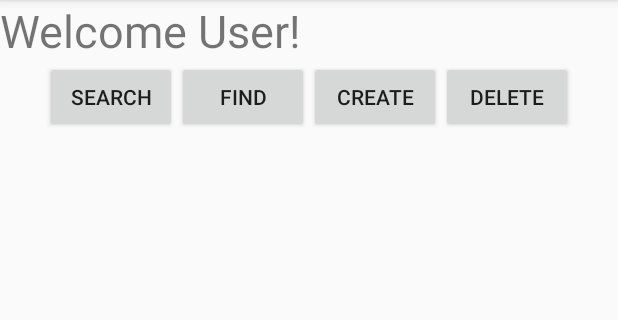
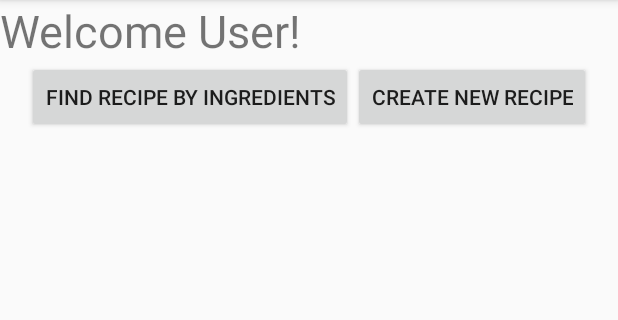
Before and after one commit to JadeMM/MealPlannerApp, an Android app: the MainPage screen opened directly, with no data from a screen before it, on a phone screen of 412 x 824 dp, the part 84-404 px from its top. Run offline under Robolectric (Android 15) with nearby library versions, the phone set to English and light mode, and no system bars.

Commit message:
Replace main_page.xml

```diff
--- a/MealFinder/app/src/main/res/layout/main_page.xml
+++ b/MealFinder/app/src/main/res/layout/main_page.xml
@@ -23,28 +23,16 @@
         android:gravity="center">
 
         <Button
-            android:id='@+id/view_button'
-            android:layout_width="wrap_content"
-            android:layout_height="wrap_content"
-            android:text="Search"/>
-
-        <Button
             android:id='@+id/find_button'
             android:layout_width="wrap_content"
             android:layout_height="wrap_content"
-            android:text="Find"/>
+            android:text="Find recipe by ingredients"/>
 
         <Button
             android:id='@+id/add_button'
             android:layout_width="wrap_content"
             android:layout_height="wrap_content"
-            android:text="Create"/>
-
-        <Button
-            android:id='@+id/view_custom_button'
-            android:layout_width="wrap_content"
-            android:layout_height="wrap_content"
-            android:text="Delete"/>
+            android:text="Create new recipe"/>
     </LinearLayout>
 
     <ListView
```
